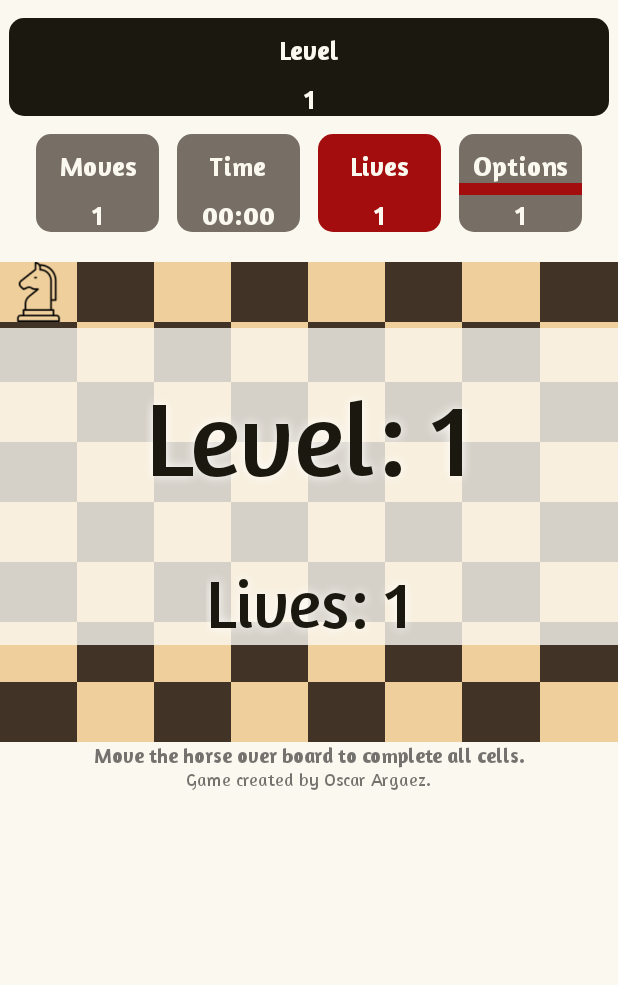
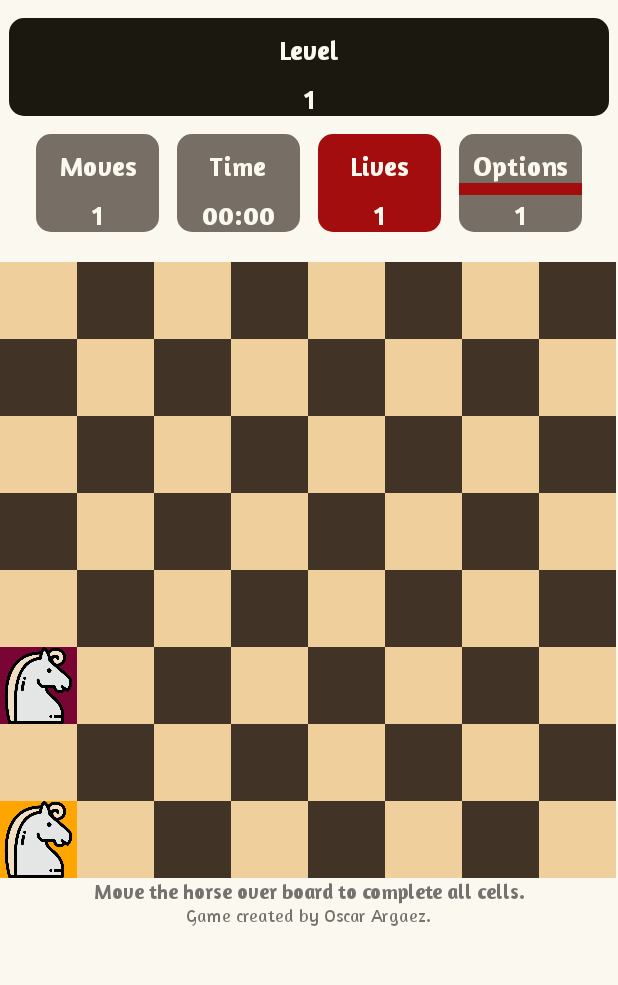
Before and after one commit to Riz3nd/horsechallenger, an Android app: the screen it shows after launch (MainActivity), on a phone screen of 412 x 824 dp, the part 90-1075 px from its top. Run offline under Robolectric (Android 15) with nearby library versions, the phone set to English and light mode, and no system bars.

Commit message:
IMPLEMENTACIÓN  -  Redimensión de casillas
- Se crea un método para redimensionar las casillas respecto al tamaño de la pantalla.
- Se crean los métodos para asignar aleatoriamente la posición de inicio del caballo en el tablero.
- Se crea un método para reiniciar el tablero.

```diff
--- a/app/src/main/java/com/riz3nd/seccion14/MainActivity.kt
+++ b/app/src/main/java/com/riz3nd/seccion14/MainActivity.kt
@@ -1,16 +1,105 @@
 package com.riz3nd.seccion14
 
+import android.graphics.Point
 import androidx.appcompat.app.AppCompatActivity
 import android.os.Bundle
+import android.util.TypedValue
 import android.view.View
-import android.view.Window
-import android.view.WindowManager
+import android.widget.ImageView
+import android.widget.LinearLayout
+import android.widget.TableRow
+import androidx.core.content.ContextCompat
 
 class MainActivity : AppCompatActivity() {
+    var cellSelected_x = 0
+    var cellSelected_y = 0
+    private lateinit var board:Array<IntArray>
+
+
     override fun onCreate(savedInstanceState: Bundle?) {
         super.onCreate(savedInstanceState)
         setContentView(R.layout.activity_main)
+        initScreenGame()
+        resetBoard()
+        setFirstPosition()
+    }
 
+    /**
+     * Metodo para reiniciar el tablero
+     * @author Oscar Argaez
+     */
+    private fun resetBoard() {
+        // 0 Casilla libre
+        // 1 Casilla marcada
+        // 2 Bonus
+        // 9 Opcion del movimiento actual
+
+        board = arrayOf(
+            intArrayOf(0, 0, 0, 0, 0, 0, 0, 0),
+            intArrayOf(0, 0, 0, 0, 0, 0, 0, 0),
+            intArrayOf(0, 0, 0, 0, 0, 0, 0, 0),
+            intArrayOf(0, 0, 0, 0, 0, 0, 0, 0),
+            intArrayOf(0, 0, 0, 0, 0, 0, 0, 0),
+            intArrayOf(0, 0, 0, 0, 0, 0, 0, 0),
+            intArrayOf(0, 0, 0, 0, 0, 0, 0, 0),
+            intArrayOf(0, 0, 0, 0, 0, 0, 0, 0),
+        )
+    }
+
+    private fun initScreenGame() {
+        setSizeBoard()
+        hideMessage()
+    }
+
+    private fun setSizeBoard() {
+        var iv:ImageView
+        val display =  windowManager.defaultDisplay
+        val size = Point()
+        display.getSize(size)
+        val width = size.x
+
+        var width_dp = (width / resources.displayMetrics.density)
+
+        var lateralMarginsDP = 0
+        val width_cell = (width_dp - lateralMarginsDP)/8
+        val height_cell = width_cell
+
+        for(i in 0..7){
+            for (j in 0..7){
+                iv = findViewById(resources.getIdentifier("c$i$j","id", packageName))
+                var height = TypedValue.applyDimension(TypedValue.COMPLEX_UNIT_DIP, height_cell, resources.displayMetrics).toInt()
+                var width = TypedValue.applyDimension(TypedValue.COMPLEX_UNIT_DIP, width_cell, resources.displayMetrics).toInt()
+                iv.layoutParams = TableRow.LayoutParams(width, height)
+            }
+        }
+    }
+
+    private fun hideMessage() {
+        var lyMessage = findViewById<LinearLayout>(R.id.lyMessage)
+        lyMessage.visibility = View.GONE
+    }
+
+    private fun setFirstPosition(){
+        var x = 0
+        var y = 0
+        x = (0..7).random()
+        y = (0..7).random()
+        cellSelected_x = x
+        cellSelected_y = x
+        seletCell(x, y)
+    }
+
+    private fun seletCell(x: Int, y: Int) {
+        paintHorseCell(cellSelected_x, cellSelected_y, "previus_cell")
+        cellSelected_x = x
+        cellSelected_y = y
+        paintHorseCell(x, y, "selected_cell")
+    }
+
+    private fun paintHorseCell(x: Int, y: Int, color: String) {
+        var iv:ImageView = findViewById(resources.getIdentifier("c$x$y","id", packageName))
+        iv.setBackgroundColor(ContextCompat.getColor(this, resources.getIdentifier(color, "color", packageName)))
+        iv.setImageResource(R.drawable.horse)
     }
 
     fun checkCellClicked(view: View){
--- a/app/src/main/res/layout/activity_main.xml
+++ b/app/src/main/res/layout/activity_main.xml
@@ -245,7 +245,6 @@
                             android:layout_weight="1"
                             android:background="@color/white_cell"
                             android:onClick="checkCellClicked"
-                            android:src="@drawable/horse"
                             android:tag="c07" />
 
                         <ImageView
--- a/app/src/main/res/values/themes.xml
+++ b/app/src/main/res/values/themes.xml
@@ -14,6 +14,7 @@
         <!-- Customize your theme here. -->
         <item name="android:windowFullscreen">true</item>
     </style>
+
     <style name="cell">
         <item name="android:layout_width">0dp</item>
         <item name="android:layout_height">40dp</item>
```
Also changed, not shown: app/src/main/res/drawable/horse.png, app/src/main/res/drawable/horse2.png (added), 1 other file.
